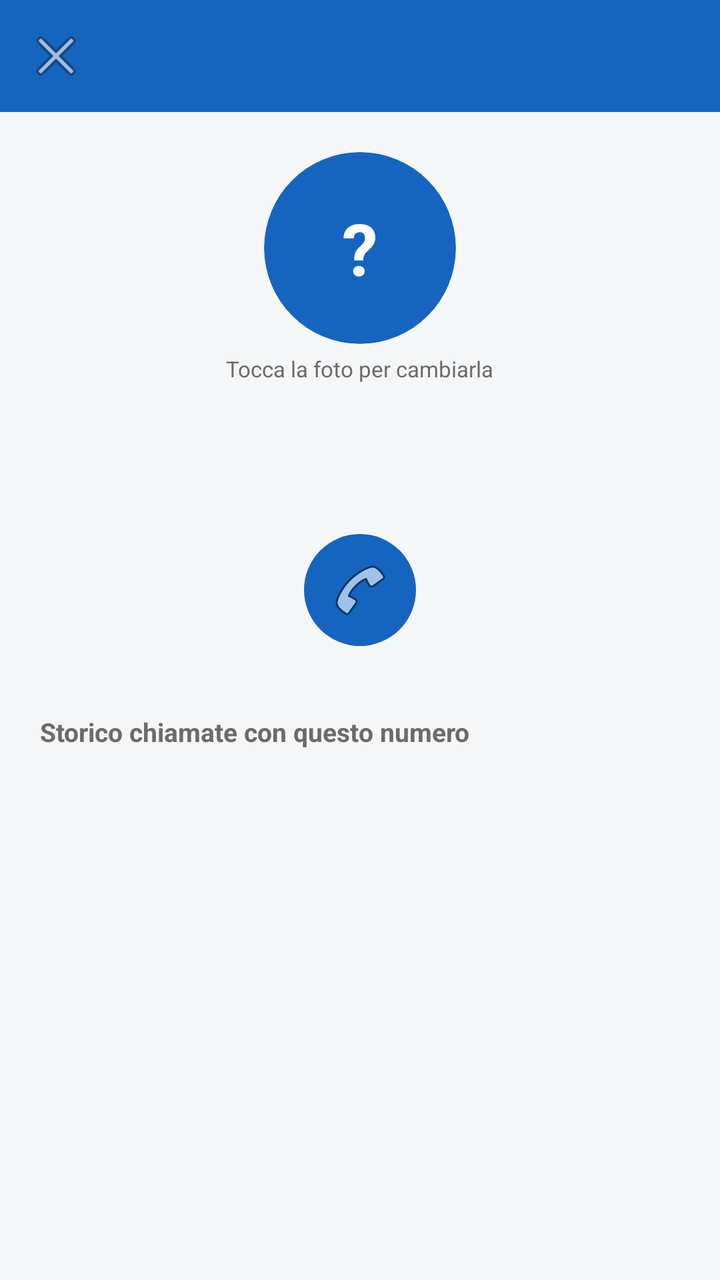
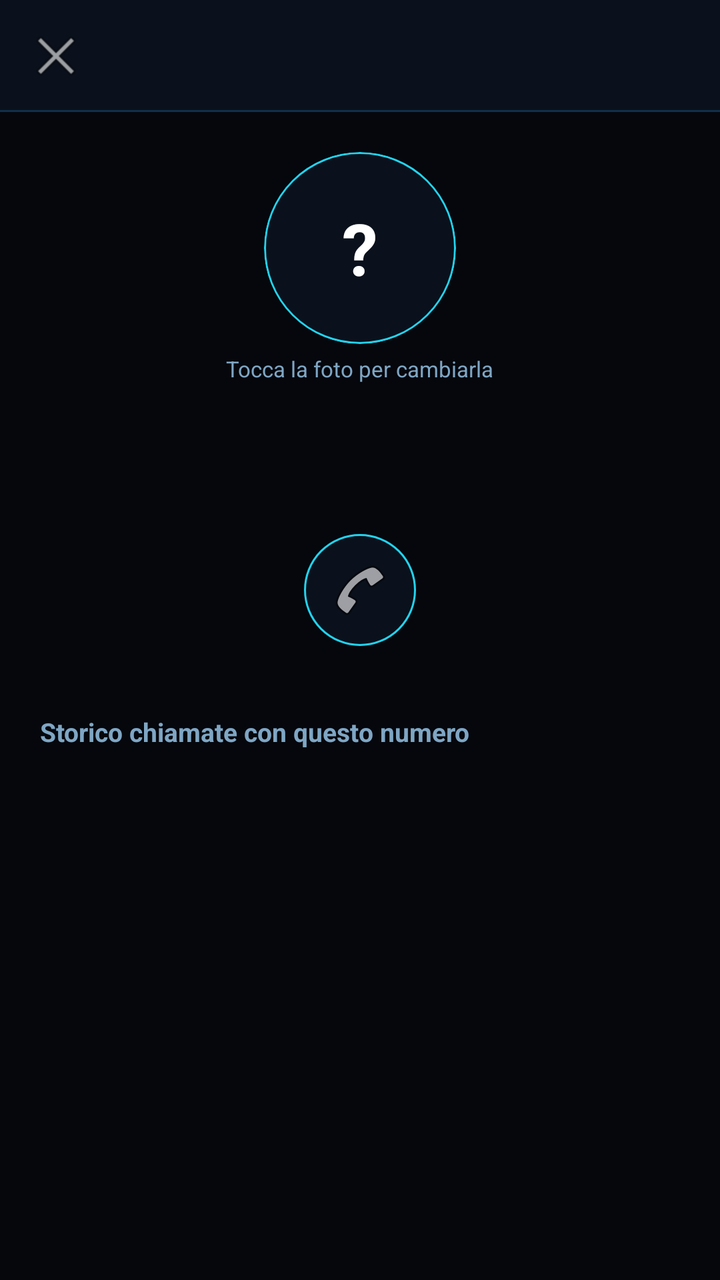

Screens rendered from an Android XML layout before and after an edit, with the pre-edit source and the edit as a unified diff.
<!-- AndroidManifest.xml: activity theme Theme.GestioneChiamate -->
<!-- res/layout/activity_dettaglio_chiamate.xml -->
<?xml version="1.0" encoding="utf-8"?>
<LinearLayout xmlns:android="http://schemas.android.com/apk/res/android"
    xmlns:app="http://schemas.android.com/apk/res-auto"
    android:layout_width="match_parent"
    android:layout_height="match_parent"
    android:orientation="vertical"
    android:background="@color/background">

    <androidx.appcompat.widget.Toolbar
        android:id="@+id/toolbar"
        android:layout_width="match_parent"
        android:layout_height="?attr/actionBarSize"
        android:background="@color/primary"
        app:navigationIcon="@android:drawable/ic_menu_close_clear_cancel"
        app:titleTextColor="@color/white" />

    <LinearLayout
        android:layout_width="match_parent"
        android:layout_height="wrap_content"
        android:orientation="vertical"
        android:gravity="center_horizontal"
        android:padding="20dp">

        <FrameLayout
            android:id="@+id/contenitoreFotoNumero"
            android:layout_width="96dp"
            android:layout_height="96dp"
            android:background="@drawable/bg_circle_primary"
            android:clickable="true"
            android:clipToOutline="true"
            android:contentDescription="Foto associata al numero"
            android:focusable="true">

            <TextView
                android:id="@+id/txtIniziale"
                android:layout_width="match_parent"
                android:layout_height="match_parent"
                android:gravity="center"
                android:text="?"
                android:textColor="@color/white"
                android:textSize="36sp"
                android:textStyle="bold" />

            <ImageView
                android:id="@+id/imgFotoNumero"
                android:layout_width="match_parent"
                android:layout_height="match_parent"
                android:scaleType="centerCrop"
                android:visibility="gone" />

        </FrameLayout>

        <TextView
            android:layout_width="wrap_content"
            android:layout_height="wrap_content"
            android:layout_marginTop="5dp"
            android:text="Tocca la foto per cambiarla"
            android:textColor="@color/text_secondary"
            android:textSize="11sp" />

        <TextView
            android:id="@+id/txtNome"
            android:layout_width="match_parent"
            android:layout_height="wrap_content"
            android:layout_marginTop="12dp"
            android:gravity="center"
            android:textColor="@color/text_primary"
            android:textSize="20sp"
            android:textStyle="bold" />

        <TextView
            android:id="@+id/txtNumero"
            android:layout_width="match_parent"
            android:layout_height="wrap_content"
            android:layout_marginTop="2dp"
            android:gravity="center"
            android:textColor="@color/text_secondary"
            android:textSize="15sp" />

        <ImageButton
            android:id="@+id/btnChiama"
            android:layout_width="56dp"
            android:layout_height="56dp"
            android:layout_marginTop="14dp"
            android:background="@drawable/bg_circle_primary"
            android:src="@android:drawable/ic_menu_call"
            android:contentDescription="@string/chiama" />

        <LinearLayout
            android:layout_width="match_parent"
            android:layout_height="wrap_content"
            android:layout_marginTop="14dp"
            android:gravity="center"
            android:orientation="horizontal">

            <TextView
                android:id="@+id/btnSalvaContatto"
                android:layout_width="0dp"
                android:layout_height="48dp"
                android:layout_weight="1"
                android:background="@drawable/bg_bottone_secondario"
                android:clickable="true"
                android:focusable="true"
                android:gravity="center"
                android:paddingStart="10dp"
                android:paddingEnd="10dp"
                android:text="Salva in rubrica"
                android:textColor="@color/primary"
                android:textStyle="bold"
                android:visibility="gone" />

            <TextView
                android:id="@+id/btnSbloccaNumero"
                android:layout_width="0dp"
                android:layout_height="48dp"
                android:layout_marginStart="10dp"
                android:layout_weight="1"
                android:background="@drawable/bg_bottone_secondario"
                android:clickable="true"
                android:focusable="true"
                android:gravity="center"
                android:paddingStart="10dp"
                android:paddingEnd="10dp"
                android:text="Sblocca numero"
                android:textColor="@color/primary"
                android:textStyle="bold"
                android:visibility="gone" />
        </LinearLayout>

    </LinearLayout>

    <TextView
        android:layout_width="match_parent"
        android:layout_height="wrap_content"
        android:paddingStart="20dp"
        android:paddingEnd="20dp"
        android:paddingBottom="6dp"
        android:text="Storico chiamate con questo numero"
        android:textColor="@color/text_secondary"
        android:textStyle="bold"
        android:textSize="13sp" />

    <androidx.recyclerview.widget.RecyclerView
        android:id="@+id/recyclerView"
        android:layout_width="match_parent"
        android:layout_height="0dp"
        android:layout_weight="1" />

</LinearLayout>
<!-- resources referenced by this layout -->
<resources>
  <color name="background">#F5F6F8</color>
  <color name="primary">#1565C0</color>
  <color name="text_primary">#1B1B1B</color>
  <color name="text_secondary">#6B6B6B</color>
  <color name="white">#FFFFFF</color>
  <!-- drawable bg_bottone_secondario (drawable) -->
  <?xml version="1.0" encoding="utf-8"?>
  <shape xmlns:android="http://schemas.android.com/apk/res/android" android:shape="rectangle">
      <solid android:color="@android:color/transparent" />
      <stroke android:width="1dp" android:color="@color/primary" />
      <corners android:radius="12dp" />
  </shape>
  <!-- drawable bg_circle_primary (drawable) -->
  <shape xmlns:android="http://schemas.android.com/apk/res/android"
      android:shape="oval">
      <solid android:color="@color/primary" />
  </shape>
  <string name="chiama">Chiama</string>
  <style name="Theme.GestioneChiamate" parent="Theme.MaterialComponents.DayNight.NoActionBar">
          <item name="colorPrimary">@color/primary</item>
          <item name="colorPrimaryDark">@color/primary_dark</item>
          <item name="colorAccent">@color/accent</item>
          <item name="android:windowBackground">@color/background</item>
      </style>
  <color name="primary_dark">#0D47A1</color>
  <color name="accent">#43A047</color>
</resources>

<!-- the commit's change to res/layout/activity_dettaglio_chiamate.xml (unified diff, before → after) -->
@@ -10,9 +10,9 @@
         android:id="@+id/toolbar"
         android:layout_width="match_parent"
         android:layout_height="?attr/actionBarSize"
-        android:background="@color/primary"
+        android:background="@drawable/bg_toolbar_futuro"
         app:navigationIcon="@android:drawable/ic_menu_close_clear_cancel"
-        app:titleTextColor="@color/white" />
+        app:titleTextColor="@color/primary" />
 
     <LinearLayout
         android:layout_width="match_parent"
<!-- resource entries referenced after the edit -->
@@ -1,9 +1,9 @@
 <!-- resources referenced by this layout -->
 <resources>
-  <color name="background">#F5F6F8</color>
-  <color name="primary">#1565C0</color>
-  <color name="text_primary">#1B1B1B</color>
-  <color name="text_secondary">#6B6B6B</color>
+  <color name="background">#05070D</color>
+  <color name="primary">#22D3EE</color>
+  <color name="text_primary">#E6F7FF</color>
+  <color name="text_secondary">#7FA6C4</color>
   <color name="white">#FFFFFF</color>
   <!-- drawable bg_bottone_secondario (drawable) -->
   <?xml version="1.0" encoding="utf-8"?>
@@ -15,8 +15,24 @@
   <!-- drawable bg_circle_primary (drawable) -->
   <shape xmlns:android="http://schemas.android.com/apk/res/android"
       android:shape="oval">
-      <solid android:color="@color/primary" />
+      <solid android:color="@color/card" />
+      <stroke android:width="1dp" android:color="@color/primary" />
   </shape>
+  <!-- drawable bg_toolbar_futuro (drawable) -->
+  <?xml version="1.0" encoding="utf-8"?>
+  <layer-list xmlns:android="http://schemas.android.com/apk/res/android">
+      <item>
+          <shape android:shape="rectangle">
+              <solid android:color="@color/card" />
+          </shape>
+      </item>
+      <item android:gravity="bottom">
+          <shape android:shape="rectangle">
+              <size android:height="1dp" />
+              <solid android:color="@color/border" />
+          </shape>
+      </item>
+  </layer-list>
   <string name="chiama">Chiama</string>
   <style name="Theme.GestioneChiamate" parent="Theme.MaterialComponents.DayNight.NoActionBar">
           <item name="colorPrimary">@color/primary</item>
@@ -24,7 +40,9 @@
           <item name="colorAccent">@color/accent</item>
           <item name="android:windowBackground">@color/background</item>
       </style>
-  <color name="primary_dark">#0D47A1</color>
-  <color name="accent">#43A047</color>
+  <color name="card">#0A111C</color>
+  <color name="border">#12304A</color>
+  <color name="primary_dark">#05070D</color>
+  <color name="accent">#34D399</color>
 </resources>
 
